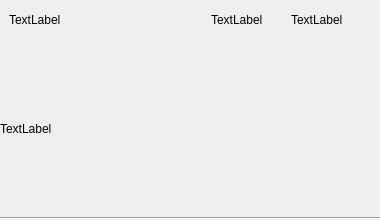
Frederick-Rive/project-management, file taskmodal.ui: the form before one commit.
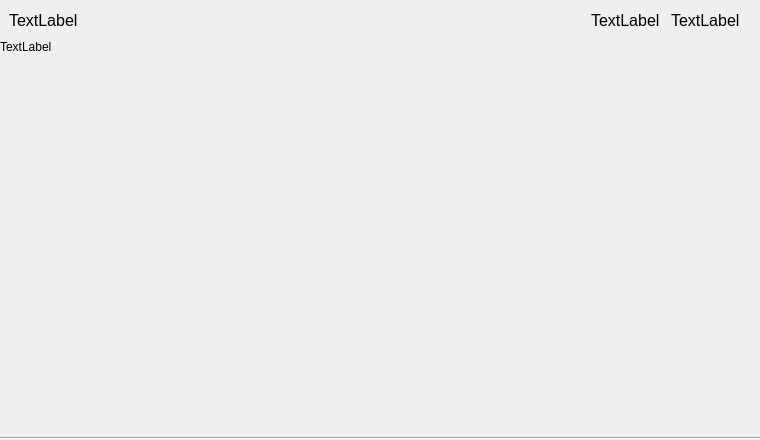
The form after the commit.

```diff
--- a/taskmodal.ui
+++ b/taskmodal.ui
@@ -6,20 +6,20 @@
    <rect>
     <x>0</x>
     <y>0</y>
-    <width>380</width>
-    <height>220</height>
+    <width>760</width>
+    <height>440</height>
    </rect>
   </property>
   <property name="minimumSize">
    <size>
-    <width>380</width>
-    <height>220</height>
+    <width>760</width>
+    <height>440</height>
    </size>
   </property>
   <property name="maximumSize">
    <size>
-    <width>380</width>
-    <height>220</height>
+    <width>760</width>
+    <height>440</height>
    </size>
   </property>
   <property name="windowTitle">
@@ -64,9 +64,14 @@
         <property name="maximumSize">
          <size>
           <width>16777215</width>
-          <height>40</height>
+          <height>80</height>
          </size>
         </property>
+        <property name="font">
+         <font>
+          <pointsize>12</pointsize>
+         </font>
+        </property>
         <property name="text">
          <string>TextLabel</string>
         </property>
@@ -77,9 +82,14 @@
         <property name="maximumSize">
          <size>
           <width>80</width>
-          <height>40</height>
+          <height>80</height>
          </size>
         </property>
+        <property name="font">
+         <font>
+          <pointsize>12</pointsize>
+         </font>
+        </property>
         <property name="text">
          <string>TextLabel</string>
         </property>
@@ -90,9 +100,14 @@
         <property name="maximumSize">
          <size>
           <width>80</width>
-          <height>40</height>
+          <height>80</height>
          </size>
         </property>
+        <property name="font">
+         <font>
+          <pointsize>12</pointsize>
+         </font>
+        </property>
         <property name="text">
          <string>TextLabel</string>
         </property>
@@ -106,6 +121,9 @@
      <property name="text">
       <string>TextLabel</string>
      </property>
+     <property name="alignment">
+      <set>Qt::AlignLeading|Qt::AlignLeft|Qt::AlignTop</set>
+     </property>
     </widget>
    </item>
    <item>
```
